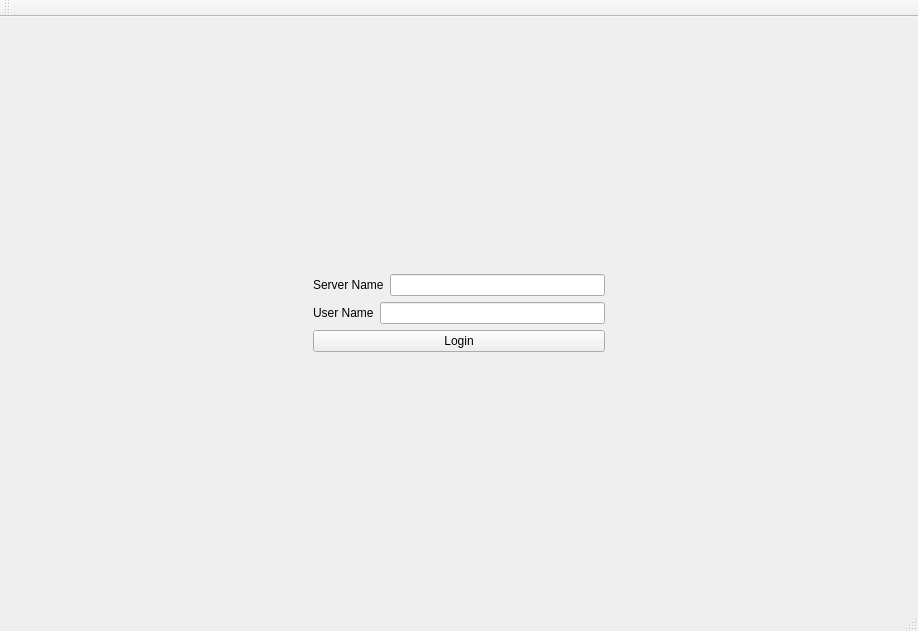
Qt form OS/Coursework/FNick/TCPClient/mainwindow.ui (Anastasia1111/Labs) before a commit.
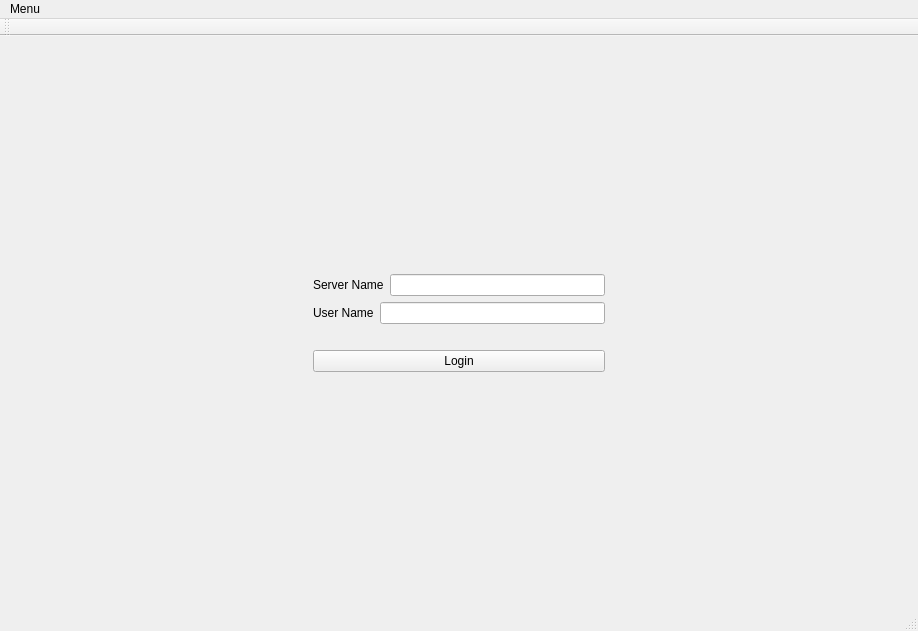
The same form after that commit. The open tabs and pages were chosen to show the change.

Patch:
```diff
--- a/OS/Coursework/FNick/TCPClient/mainwindow.ui
+++ b/OS/Coursework/FNick/TCPClient/mainwindow.ui
@@ -113,6 +113,428 @@
             </item>
            </layout>
           </item>
+          <item>
+           <widget class="QLabel" name="errLabel">
+            <property name="palette">
+             <palette>
+              <active>
+               <colorrole role="WindowText">
+                <brush brushstyle="SolidPattern">
+                 <color alpha="255">
+                  <red>255</red>
+                  <green>0</green>
+                  <blue>0</blue>
+                 </color>
+                </brush>
+               </colorrole>
+               <colorrole role="Button">
+                <brush brushstyle="SolidPattern">
+                 <color alpha="255">
+                  <red>255</red>
+                  <green>0</green>
+                  <blue>0</blue>
+                 </color>
+                </brush>
+               </colorrole>
+               <colorrole role="Light">
+                <brush brushstyle="SolidPattern">
+                 <color alpha="255">
+                  <red>255</red>
+                  <green>127</green>
+                  <blue>127</blue>
+                 </color>
+                </brush>
+               </colorrole>
+               <colorrole role="Midlight">
+                <brush brushstyle="SolidPattern">
+                 <color alpha="255">
+                  <red>255</red>
+                  <green>63</green>
+                  <blue>63</blue>
+                 </color>
+                </brush>
+               </colorrole>
+               <colorrole role="Dark">
+                <brush brushstyle="SolidPattern">
+                 <color alpha="255">
+                  <red>127</red>
+                  <green>0</green>
+                  <blue>0</blue>
+                 </color>
+                </brush>
+               </colorrole>
+               <colorrole role="Mid">
+                <brush brushstyle="SolidPattern">
+                 <color alpha="255">
+                  <red>170</red>
+                  <green>0</green>
+                  <blue>0</blue>
+                 </color>
+                </brush>
+               </colorrole>
+               <colorrole role="Text">
+                <brush brushstyle="SolidPattern">
+                 <color alpha="255">
+                  <red>0</red>
+                  <green>0</green>
+                  <blue>0</blue>
+                 </color>
+                </brush>
+               </colorrole>
+               <colorrole role="BrightText">
+                <brush brushstyle="SolidPattern">
+                 <color alpha="255">
+                  <red>255</red>
+                  <green>255</green>
+                  <blue>255</blue>
+                 </color>
+                </brush>
+               </colorrole>
+               <colorrole role="ButtonText">
+                <brush brushstyle="SolidPattern">
+                 <color alpha="255">
+                  <red>0</red>
+                  <green>0</green>
+                  <blue>0</blue>
+                 </color>
+                </brush>
+               </colorrole>
+               <colorrole role="Base">
+                <brush brushstyle="SolidPattern">
+                 <color alpha="255">
+                  <red>255</red>
+                  <green>255</green>
+                  <blue>255</blue>
+                 </color>
+                </brush>
+               </colorrole>
+               <colorrole role="Window">
+                <brush brushstyle="SolidPattern">
+                 <color alpha="255">
+                  <red>255</red>
+                  <green>0</green>
+                  <blue>0</blue>
+                 </color>
+                </brush>
+               </colorrole>
+               <colorrole role="Shadow">
+                <brush brushstyle="SolidPattern">
+                 <color alpha="255">
+                  <red>0</red>
+                  <green>0</green>
+                  <blue>0</blue>
+                 </color>
+                </brush>
+               </colorrole>
+               <colorrole role="AlternateBase">
+                <brush brushstyle="SolidPattern">
+                 <color alpha="255">
+                  <red>255</red>
+                  <green>127</green>
+                  <blue>127</blue>
+                 </color>
+                </brush>
+               </colorrole>
+               <colorrole role="ToolTipBase">
+                <brush brushstyle="SolidPattern">
+                 <color alpha="255">
+                  <red>255</red>
+                  <green>255</green>
+                  <blue>220</blue>
+                 </color>
+                </brush>
+               </colorrole>
+               <colorrole role="ToolTipText">
+                <brush brushstyle="SolidPattern">
+                 <color alpha="255">
+                  <red>0</red>
+                  <green>0</green>
+                  <blue>0</blue>
+                 </color>
+                </brush>
+               </colorrole>
+              </active>
+              <inactive>
+               <colorrole role="WindowText">
+                <brush brushstyle="SolidPattern">
+                 <color alpha="255">
+                  <red>255</red>
+                  <green>0</green>
+                  <blue>0</blue>
+                 </color>
+                </brush>
+               </colorrole>
+               <colorrole role="Button">
+                <brush brushstyle="SolidPattern">
+                 <color alpha="255">
+                  <red>255</red>
+                  <green>0</green>
+                  <blue>0</blue>
+                 </color>
+                </brush>
+               </colorrole>
+               <colorrole role="Light">
+                <brush brushstyle="SolidPattern">
+                 <color alpha="255">
+                  <red>255</red>
+                  <green>127</green>
+                  <blue>127</blue>
+                 </color>
+                </brush>
+               </colorrole>
+               <colorrole role="Midlight">
+                <brush brushstyle="SolidPattern">
+                 <color alpha="255">
+                  <red>255</red>
+                  <green>63</green>
+                  <blue>63</blue>
+                 </color>
+                </brush>
+               </colorrole>
+               <colorrole role="Dark">
+                <brush brushstyle="SolidPattern">
+                 <color alpha="255">
+                  <red>127</red>
+                  <green>0</green>
+                  <blue>0</blue>
+                 </color>
+                </brush>
+               </colorrole>
+               <colorrole role="Mid">
+                <brush brushstyle="SolidPattern">
+                 <color alpha="255">
+                  <red>170</red>
+                  <green>0</green>
+                  <blue>0</blue>
+                 </color>
+                </brush>
+               </colorrole>
+               <colorrole role="Text">
+                <brush brushstyle="SolidPattern">
+                 <color alpha="255">
+                  <red>0</red>
+                  <green>0</green>
+                  <blue>0</blue>
+                 </color>
+                </brush>
+               </colorrole>
+               <colorrole role="BrightText">
+                <brush brushstyle="SolidPattern">
+                 <color alpha="255">
+                  <red>255</red>
+                  <green>255</green>
+                  <blue>255</blue>
+                 </color>
+                </brush>
+               </colorrole>
+               <colorrole role="ButtonText">
+                <brush brushstyle="SolidPattern">
+                 <color alpha="255">
+                  <red>0</red>
+                  <green>0</green>
+                  <blue>0</blue>
+                 </color>
+                </brush>
+               </colorrole>
+               <colorrole role="Base">
+                <brush brushstyle="SolidPattern">
+                 <color alpha="255">
+                  <red>255</red>
+                  <green>255</green>
+                  <blue>255</blue>
+                 </color>
+                </brush>
+               </colorrole>
+               <colorrole role="Window">
+                <brush brushstyle="SolidPattern">
+                 <color alpha="255">
+                  <red>255</red>
+                  <green>0</green>
+                  <blue>0</blue>
+                 </color>
+                </brush>
+               </colorrole>
+               <colorrole role="Shadow">
+                <brush brushstyle="SolidPattern">
+                 <color alpha="255">
+                  <red>0</red>
+                  <green>0</green>
+                  <blue>0</blue>
+                 </color>
+                </brush>
+               </colorrole>
+               <colorrole role="AlternateBase">
+                <brush brushstyle="SolidPattern">
+                 <color alpha="255">
+                  <red>255</red>
+                  <green>127</green>
+                  <blue>127</blue>
+                 </color>
+                </brush>
+               </colorrole>
+               <colorrole role="ToolTipBase">
+                <brush brushstyle="SolidPattern">
+                 <color alpha="255">
+                  <red>255</red>
+                  <green>255</green>
+                  <blue>220</blue>
+                 </color>
+                </brush>
+               </colorrole>
+               <colorrole role="ToolTipText">
+                <brush brushstyle="SolidPattern">
+                 <color alpha="255">
+                  <red>0</red>
+                  <green>0</green>
+                  <blue>0</blue>
+                 </color>
+                </brush>
+               </colorrole>
+              </inactive>
+              <disabled>
+               <colorrole role="WindowText">
+                <brush brushstyle="SolidPattern">
+                 <color alpha="255">
+                  <red>127</red>
+                  <green>0</green>
+                  <blue>0</blue>
+                 </color>
+                </brush>
+               </colorrole>
+               <colorrole role="Button">
+                <brush brushstyle="SolidPattern">
+                 <color alpha="255">
+                  <red>255</red>
+                  <green>0</green>
+                  <blue>0</blue>
+                 </color>
+                </brush>
+               </colorrole>
+               <colorrole role="Light">
+                <brush brushstyle="SolidPattern">
+                 <color alpha="255">
+                  <red>255</red>
+                  <green>127</green>
+                  <blue>127</blue>
+                 </color>
+                </brush>
+               </colorrole>
+               <colorrole role="Midlight">
+                <brush brushstyle="SolidPattern">
+                 <color alpha="255">
+                  <red>255</red>
+                  <green>63</green>
+                  <blue>63</blue>
+                 </color>
+                </brush>
+               </colorrole>
+               <colorrole role="Dark">
+                <brush brushstyle="SolidPattern">
+                 <color alpha="255">
+                  <red>127</red>
+                  <green>0</green>
+                  <blue>0</blue>
+                 </color>
+                </brush>
+               </colorrole>
+               <colorrole role="Mid">
+                <brush brushstyle="SolidPattern">
+                 <color alpha="255">
+                  <red>170</red>
+                  <green>0</green>
+                  <blue>0</blue>
+                 </color>
+                </brush>
+               </colorrole>
+               <colorrole role="Text">
+                <brush brushstyle="SolidPattern">
+                 <color alpha="255">
+                  <red>127</red>
+                  <green>0</green>
+                  <blue>0</blue>
+                 </color>
+                </brush>
+               </colorrole>
+               <colorrole role="BrightText">
+                <brush brushstyle="SolidPattern">
+                 <color alpha="255">
+                  <red>255</red>
+                  <green>255</green>
+                  <blue>255</blue>
+                 </color>
+                </brush>
+               </colorrole>
+               <colorrole role="ButtonText">
+                <brush brushstyle="SolidPattern">
+                 <color alpha="255">
+                  <red>127</red>
+                  <green>0</green>
+                  <blue>0</blue>
+                 </color>
+                </brush>
+               </colorrole>
+               <colorrole role="Base">
+                <brush brushstyle="SolidPattern">
+                 <color alpha="255">
+                  <red>255</red>
+                  <green>0</green>
+                  <blue>0</blue>
+                 </color>
+                </brush>
+               </colorrole>
+               <colorrole role="Window">
+                <brush brushstyle="SolidPattern">
+                 <color alpha="255">
+                  <red>255</red>
+                  <green>0</green>
+                  <blue>0</blue>
+                 </color>
+                </brush>
+               </colorrole>
+               <colorrole role="Shadow">
+                <brush brushstyle="SolidPattern">
+                 <color alpha="255">
+                  <red>0</red>
+                  <green>0</green>
+                  <blue>0</blue>
+                 </color>
+                </brush>
+               </colorrole>
+               <colorrole role="AlternateBase">
+                <brush brushstyle="SolidPattern">
+                 <color alpha="255">
+                  <red>255</red>
+                  <green>0</green>
+                  <blue>0</blue>
+                 </color>
+                </brush>
+               </colorrole>
+               <colorrole role="ToolTipBase">
+                <brush brushstyle="SolidPattern">
+                 <color alpha="255">
+                  <red>255</red>
+                  <green>255</green>
+                  <blue>220</blue>
+                 </color>
+                </brush>
+               </colorrole>
+               <colorrole role="ToolTipText">
+                <brush brushstyle="SolidPattern">
+                 <color alpha="255">
+                  <red>0</red>
+                  <green>0</green>
+                  <blue>0</blue>
+                 </color>
+                </brush>
+               </colorrole>
+              </disabled>
+             </palette>
+            </property>
+            <property name="text">
+             <string/>
+            </property>
+           </widget>
+          </item>
           <item>
            <widget class="QPushButton" name="loginButton">
             <property name="text">
@@ -163,6 +585,13 @@
      <height>21</height>
     </rect>
    </property>
+   <widget class="QMenu" name="menuMenu">
+    <property name="title">
+     <string>Menu</string>
+    </property>
+    <addaction name="actionDisconnect"/>
+   </widget>
+   <addaction name="menuMenu"/>
   </widget>
   <widget class="QToolBar" name="mainToolBar">
    <attribute name="toolBarArea">
```
Left out of the diff: 12 changed lines with no effect on the pictures.
